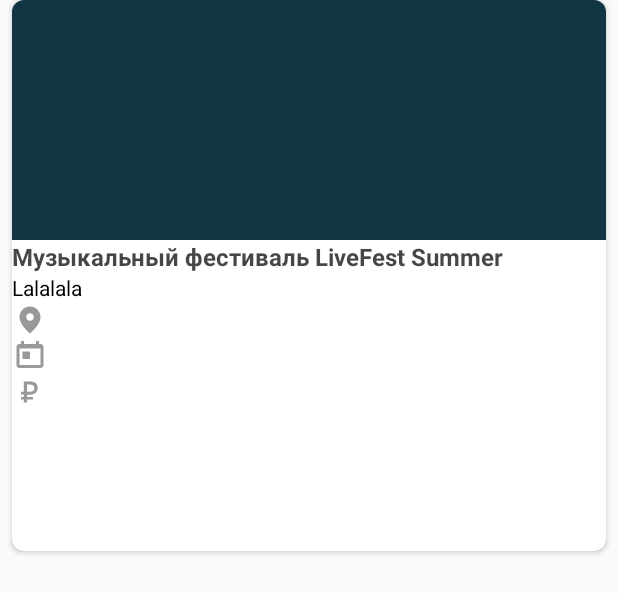
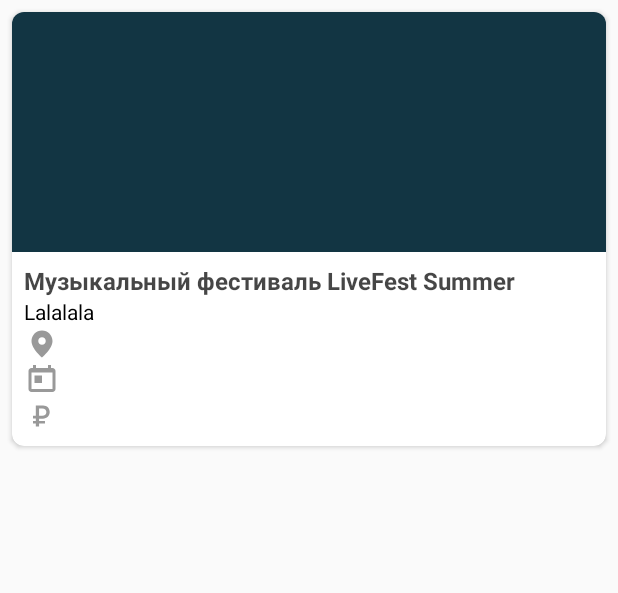
Before and after one commit to vkovrizhkin/Kuda-Go-Feed, an Android app: the layout activity_feed.xml on its own in the app's theme, with its tools: preview values and no code run, on a phone screen of 412 x 824 dp. Shown: the top 593 px of the screen. Run offline under Robolectric (Android 15) with nearby library versions, the phone set to English and light mode, and no system bars.

Commit message:
main classes

```diff
--- a/app/build.gradle
+++ b/app/build.gradle
@@ -7,7 +7,7 @@ apply plugin: 'kotlin-android-extensions'
 android {
     compileSdkVersion 28
     defaultConfig {
-        applicationId "com.kudagofeed.angelsit.kudagofeed"
+        applicationId "com.angelsit.kudagofeed"
         minSdkVersion 21
         targetSdkVersion 28
         versionCode 1
@@ -28,6 +28,7 @@ dependencies {
     implementation 'com.android.support:appcompat-v7:28.0.0'
     implementation 'com.android.support.constraint:constraint-layout:1.1.3'
     implementation 'com.android.support:cardview-v7:28.0.0'
+    implementation 'com.squareup.retrofit2:retrofit:2.3.0'
     testImplementation 'junit:junit:4.12'
     androidTestImplementation 'com.android.support.test:runner:1.0.2'
     androidTestImplementation 'com.android.support.test.espresso:espresso-core:3.0.2'
--- a/app/src/main/AndroidManifest.xml
+++ b/app/src/main/AndroidManifest.xml
@@ -1,6 +1,6 @@
 <?xml version="1.0" encoding="utf-8"?>
 <manifest xmlns:android="http://schemas.android.com/apk/res/android"
-          package="com.kudagofeed.angelsit.kudagofeed">
+          package="com.angelsit.kudagofeed">
 
     <application
             android:allowBackup="true"
@@ -9,7 +9,7 @@
             android:roundIcon="@mipmap/ic_launcher_round"
             android:supportsRtl="true"
             android:theme="@style/AppTheme">
-        <activity android:name=".FeedActivity">
+        <activity android:name=".view.FeedActivity">
             <intent-filter>
                 <action android:name="android.intent.action.MAIN"/>
 
--- /dev/null
+++ b/app/src/main/java/com/angelsit/kudagofeed/model/Api.kt
@@ -0,0 +1,4 @@
+package com.angelsit.kudagofeed.model
+
+class Api {
+}
--- /dev/null
+++ b/app/src/main/java/com/angelsit/kudagofeed/model/City.kt
@@ -0,0 +1,4 @@
+package com.angelsit.kudagofeed.model
+
+class City{
+}
--- /dev/null
+++ b/app/src/main/java/com/angelsit/kudagofeed/model/Event.kt
@@ -0,0 +1,4 @@
+package com.angelsit.kudagofeed.model
+
+class Event {
+}
--- /dev/null
+++ b/app/src/main/java/com/angelsit/kudagofeed/model/EventDetails.kt
@@ -0,0 +1,4 @@
+package com.angelsit.kudagofeed.model
+
+class EventDetails {
+}
--- /dev/null
+++ b/app/src/main/java/com/angelsit/kudagofeed/model/Place.kt
@@ -0,0 +1,4 @@
+package com.angelsit.kudagofeed.model
+
+class Place {
+}
--- a/app/src/main/java/com/kudagofeed/angelsit/kudagofeed/FeedActivity.kt
+++ b/app/src/main/java/com/angelsit/kudagofeed/view/FeedActivity.kt
@@ -1,7 +1,8 @@
-package com.kudagofeed.angelsit.kudagofeed
+package com.angelsit.kudagofeed.view
 
 import android.support.v7.app.AppCompatActivity
 import android.os.Bundle
+import com.angelsit.kudagofeed.R
 
 class FeedActivity : AppCompatActivity() {
 
--- a/app/src/main/res/layout/activity_feed.xml
+++ b/app/src/main/res/layout/activity_feed.xml
@@ -5,28 +5,33 @@
         xmlns:app="http://schemas.android.com/apk/res-auto"
         android:layout_width="match_parent"
         android:layout_height="match_parent"
-        tools:context=".FeedActivity">
+        tools:context=".view.FeedActivity">
 
     <android.support.v7.widget.CardView
-            android:layout_width="match_parent"
-            android:layout_height="367dp"
             app:cardCornerRadius="8dp"
+            style="@style/card_container"
+            app:layout_constraintTop_toTopOf="parent"
+            android:layout_marginTop="8dp"
+            app:layout_constraintStart_toStartOf="parent"
             android:layout_marginStart="8dp"
-            android:layout_marginEnd="8dp">
+            android:layout_marginEnd="8dp"
+            app:layout_constraintEnd_toEndOf="parent">
+
         <LinearLayout
                 android:layout_width="match_parent"
                 android:layout_height="match_parent"
                 android:orientation="vertical"
                 >
+
             <ImageView
                     android:layout_width="match_parent"
                     android:layout_height="160dp"
                     android:background="#123543"
                     android:contentDescription="Image"/>
+
             <LinearLayout
-                    android:layout_width="match_parent"
-                    android:layout_height="200dp"
-                    android:orientation="vertical">
+                    style="@style/item_info_container">
+
                 <TextView
                         android:text="Музыкальный фестиваль LiveFest Summer"
                         android:textSize="16sp"
@@ -34,6 +39,7 @@
                         android:textColor="#b9000000"
                         android:layout_width="match_parent"
                         android:layout_height="wrap_content"/>
+
                 <TextView
                         android:text="Lalalala"
                         android:textSize="14sp"
@@ -41,9 +47,11 @@
                         android:textColor="#000000"
                         android:layout_width="match_parent"
                         android:layout_height="wrap_content"/>
+
                 <LinearLayout
                         android:layout_width="match_parent"
                         android:layout_height="wrap_content">
+
                     <ImageView
                             android:layout_width="wrap_content"
                             android:layout_height="wrap_content"
@@ -51,9 +59,11 @@
                             tools:ignore="ContentDescription"/>
 
                 </LinearLayout>
+
                 <LinearLayout
                         android:layout_width="match_parent"
                         android:layout_height="wrap_content">
+
                     <ImageView
                             android:layout_width="wrap_content"
                             android:layout_height="wrap_content"
@@ -61,9 +71,11 @@
                             tools:ignore="ContentDescription"/>
 
                 </LinearLayout>
+
                 <LinearLayout
                         android:layout_width="match_parent"
                         android:layout_height="wrap_content">
+
                     <ImageView
                             android:layout_width="wrap_content"
                             android:layout_height="wrap_content"
--- a/app/src/main/res/values/styles.xml
+++ b/app/src/main/res/values/styles.xml
@@ -1,11 +1,24 @@
 <resources>
 
     <!-- Base application theme. -->
-    <style name="AppTheme" parent="Theme.AppCompat.Light.DarkActionBar">
+    <style name="AppTheme" parent="Theme.AppCompat.Light.NoActionBar">
         <!-- Customize your theme here. -->
         <item name="colorPrimary">@color/colorPrimary</item>
         <item name="colorPrimaryDark">@color/colorPrimaryDark</item>
         <item name="colorAccent">@color/colorAccent</item>
     </style>
 
+    <style name="item_info_container">
+        <item name="android:layout_margin">8dp</item>
+        <item name="android:orientation">vertical</item>
+        <item name="android:layout_width">match_parent</item>
+        <item name="android:layout_height">wrap_content</item>
+    </style>
+
+    <style name="card_container">
+        <item name="android:layout_height">wrap_content</item>
+        <item name="android:layout_width">match_parent</item>
+        <item name="android:layout_margin">8dp</item>
+    </style>
+
 </resources>
```
Also changed, not shown: app/src/main/java/com/angelsit/kudagofeed/MainContract.kt (added, +21 -0 lines), app/src/main/java/com/angelsit/kudagofeed/model/KudaGoApiServices.kt (added, +10 -0 lines), 4 other files.
